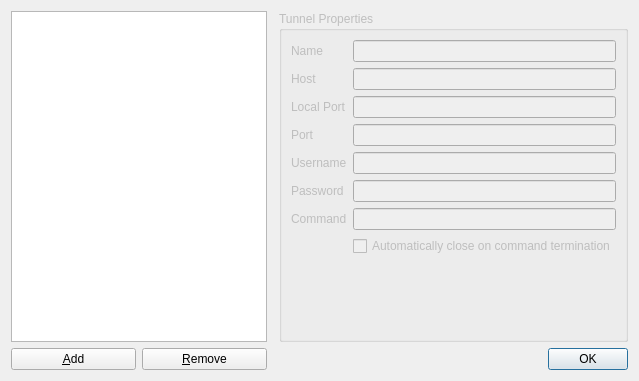
First picture: the form in src/tunneldialog.ui, repository mtorromeo/iosshy, before the edit.
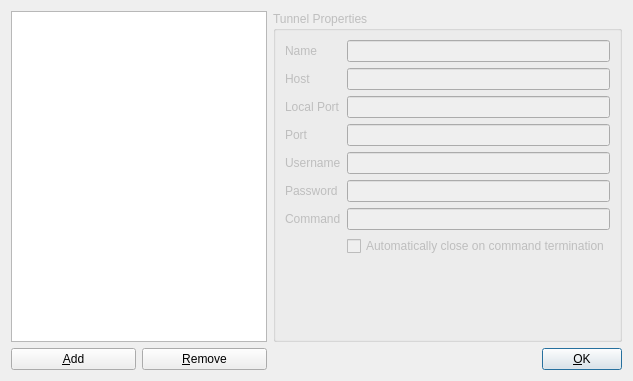
Second picture: the form after the edit. Icons and pictures are not drawn.

Commit message: Fixed problem which caused the application to quit when clicking the OK button

```diff
--- a/src/tunneldialog.ui
+++ b/src/tunneldialog.ui
@@ -33,7 +33,7 @@
      </property>
     </widget>
    </item>
-   <item row="0" column="2">
+   <item row="0" column="1">
     <widget class="QGroupBox" name="grpTunnelProperties">
      <property name="enabled">
       <bool>false</bool>
@@ -181,15 +181,36 @@
      </item>
     </layout>
    </item>
-   <item row="1" column="1" colspan="2">
-    <widget class="QDialogButtonBox" name="buttonBox">
-     <property name="orientation">
-      <enum>Qt::Horizontal</enum>
-     </property>
-     <property name="standardButtons">
-      <set>QDialogButtonBox::Ok</set>
-     </property>
-    </widget>
+   <item row="1" column="1">
+    <layout class="QHBoxLayout" name="horizontalLayout_2">
+     <item>
+      <spacer name="horizontalSpacer">
+       <property name="orientation">
+        <enum>Qt::Horizontal</enum>
+       </property>
+       <property name="sizeHint" stdset="0">
+        <size>
+         <width>40</width>
+         <height>20</height>
+        </size>
+       </property>
+      </spacer>
+     </item>
+     <item>
+      <widget class="QPushButton" name="btnOK">
+       <property name="text">
+        <string>&amp;OK</string>
+       </property>
+       <property name="icon">
+        <iconset resource="icons.qrc">
+         <normaloff>:/icons/dialog-ok.png</normaloff>:/icons/dialog-ok.png</iconset>
+       </property>
+       <property name="default">
+        <bool>true</bool>
+       </property>
+      </widget>
+     </item>
+    </layout>
    </item>
   </layout>
  </widget>
```
Left out of the diff: 31 changed lines with no effect on the pictures. The commit also changes 2 other files.
